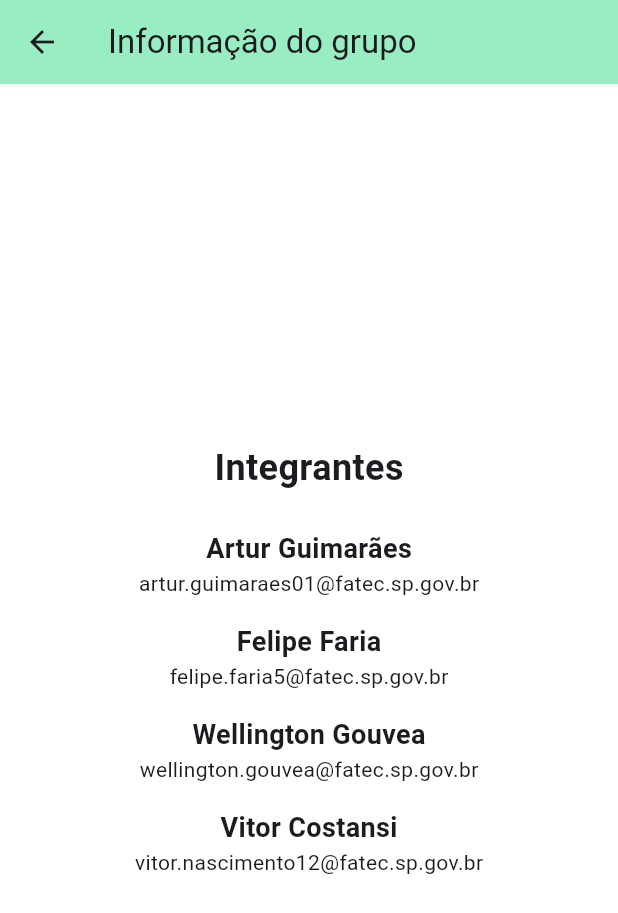
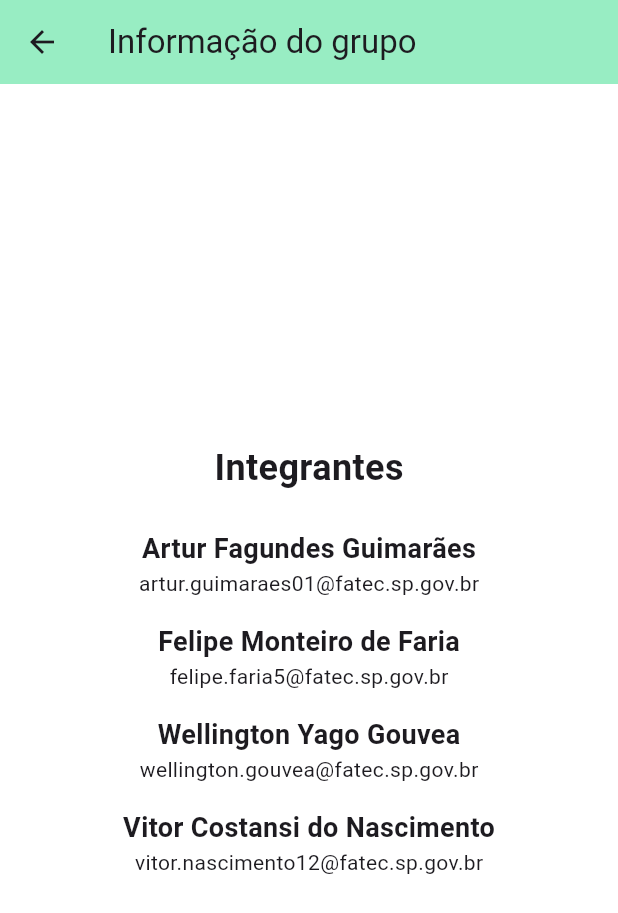
Before and after one commit to Turzzzin/app_nutricao_flutter, a Flutter app: the InfoScreen screen opened by its route, on a phone screen of 412 x 824 dp. Shown: the top 913 px of the screen. Run offline on Flutter 3.47's test engine with Material 3 defaults, Android fonts, the phone set to English and light mode, and no system bars; our stand-ins replace flutter_svg, image_picker, share_plus, shared_preferences, sqflite; accounts and stored records are empty.

Commit message:
feat: Adicionando nome completo dos integrantes

```diff
--- a/lib/screens/info_screen.dart
+++ b/lib/screens/info_screen.dart
@@ -22,25 +22,25 @@
               ),
               SizedBox(height: 24.0),
               Text(
-                'Artur Guimarães',
+                'Artur Fagundes Guimarães',
                 style: TextStyle(fontSize: 18, fontWeight: FontWeight.bold),
               ),
               Text('artur.guimaraes01@fatec.sp.gov.br'),
               SizedBox(height: 16),
               Text(
-                'Felipe Faria',
+                'Felipe Monteiro de Faria',
                 style: TextStyle(fontSize: 18, fontWeight: FontWeight.bold),
               ),
               Text('felipe.faria5@fatec.sp.gov.br'),
               SizedBox(height: 16),
               Text(
-                'Wellington Gouvea',
+                'Wellington Yago Gouvea',
                 style: TextStyle(fontSize: 18, fontWeight: FontWeight.bold),
               ),
               Text('wellington.gouvea@fatec.sp.gov.br'),
               SizedBox(height: 16),
               Text(
-                'Vitor Costansi',
+                'Vitor Costansi do Nascimento',
                 style: TextStyle(fontSize: 18, fontWeight: FontWeight.bold),
               ),
               Text('vitor.nascimento12@fatec.sp.gov.br'),
```
Also changed, not shown: 1 other file.
